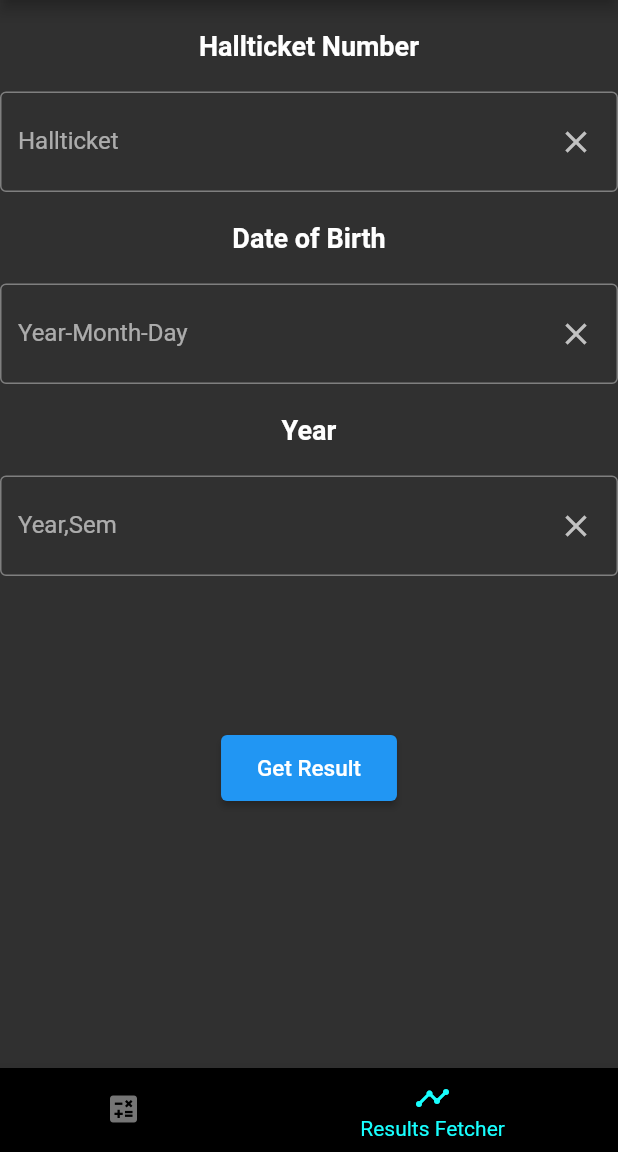
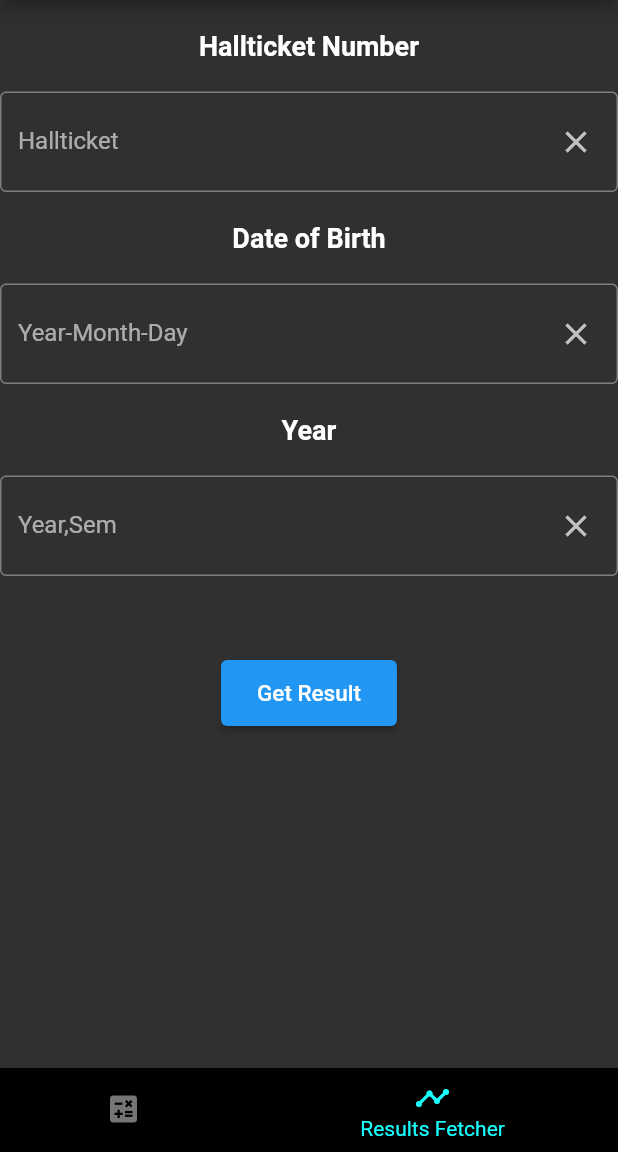
Before and after one commit to hemanth-kotagiri/sgpa-calculator, a Flutter app: the screen it shows after launch, item 2 of the bottom bar chosen, on a phone screen of 412 x 824 dp, the part 84-1236 px from its top. Run offline on Flutter 3.47's test engine with Material 2 defaults, Android fonts, the phone set to English and light mode, and no system bars; network calls fail.

Commit message:
Update Padding in ResultsFetcher

```diff
--- a/lib/Widgets/ResultsFetcherWidget.dart
+++ b/lib/Widgets/ResultsFetcherWidget.dart
@@ -113,7 +113,7 @@ class _ResultsFetcherWidgetState extends State<ResultsFetcherWidget> {
                 ),
               ),
               Padding(
-                padding: const EdgeInsets.all(100.0),
+                padding: const EdgeInsets.all(50),
                 child: ElevatedButton(
                     onPressed: _isPressed == false
                         ? () async {
@@ -153,9 +153,11 @@ class _ResultsFetcherWidgetState extends State<ResultsFetcherWidget> {
                                   return AlertDialog(
                                     // backgroundColor: Colors.blueAccent,
                                     title: Text(
-                                          "Please provide valid input only."),
+                                      "Please provide valid input only.",
+                                    ),
                                   );
-                                  });
+                                },
+                              );
                             }
                             _resultsPage(result);
                           }
```
Lines whose indentation alone changed are shown as unchanged.
